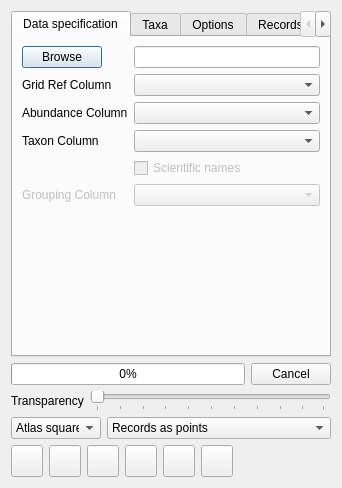
Qt form TomBio/ui_biorec.ui (FieldStudiesCouncil/QGIS-Biological-Recording-Tools) before a commit.
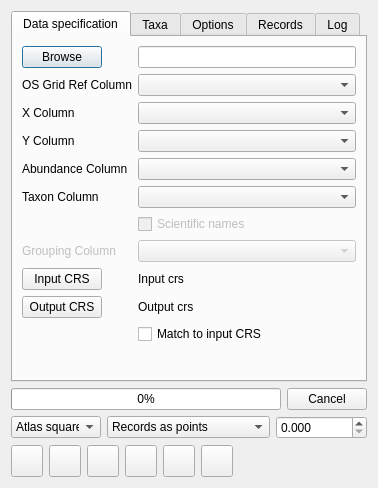
The same form after that commit. Icons and pictures are not drawn.

Patch:
```diff
--- a/TomBio/ui_biorec.ui
+++ b/TomBio/ui_biorec.ui
@@ -6,7 +6,7 @@
    <rect>
     <x>0</x>
     <y>0</y>
-    <width>342</width>
+    <width>360</width>
     <height>488</height>
    </rect>
   </property>
@@ -23,36 +23,7 @@
       <attribute name="title">
        <string>Data specification</string>
       </attribute>
-      <layout class="QFormLayout" name="formLayout_2">
-       <property name="fieldGrowthPolicy">
-        <enum>QFormLayout::AllNonFixedFieldsGrow</enum>
-       </property>
-       <item row="0" column="1">
-        <widget class="QLineEdit" name="leFilename">
-         <property name="sizePolicy">
-          <sizepolicy hsizetype="Expanding" vsizetype="Fixed">
-           <horstretch>0</horstretch>
-           <verstretch>0</verstretch>
-          </sizepolicy>
-         </property>
-         <property name="toolTip">
-          <string/>
-         </property>
-        </widget>
-       </item>
-       <item row="1" column="1">
-        <widget class="QComboBox" name="cboGridRefCol">
-         <property name="sizePolicy">
-          <sizepolicy hsizetype="Expanding" vsizetype="Fixed">
-           <horstretch>0</horstretch>
-           <verstretch>0</verstretch>
-          </sizepolicy>
-         </property>
-         <property name="toolTip">
-          <string>Select column containing OS grid reference</string>
-         </property>
-        </widget>
-       </item>
+      <layout class="QFormLayout" name="formLayout">
        <item row="0" column="0">
         <widget class="QPushButton" name="butBrowse">
          <property name="enabled">
@@ -72,15 +43,28 @@
          </property>
         </widget>
        </item>
-       <item row="1" column="0">
+       <item row="0" column="1">
+        <widget class="QLineEdit" name="leFilename">
+         <property name="sizePolicy">
+          <sizepolicy hsizetype="Expanding" vsizetype="Fixed">
+           <horstretch>0</horstretch>
+           <verstretch>0</verstretch>
+          </sizepolicy>
+         </property>
+         <property name="toolTip">
+          <string/>
+         </property>
+        </widget>
+       </item>
+       <item row="2" column="0">
         <widget class="QLabel" name="lblGridRefCol">
          <property name="text">
-          <string>Grid Ref Column</string>
+          <string>OS Grid Ref Column</string>
          </property>
         </widget>
        </item>
        <item row="2" column="1">
-        <widget class="QComboBox" name="cboAbundanceCol">
+        <widget class="QComboBox" name="cboGridRefCol">
          <property name="sizePolicy">
           <sizepolicy hsizetype="Expanding" vsizetype="Fixed">
            <horstretch>0</horstretch>
@@ -92,15 +76,55 @@
          </property>
         </widget>
        </item>
-       <item row="2" column="0">
+       <item row="3" column="0">
+        <widget class="QLabel" name="lblXCol">
+         <property name="text">
+          <string>X Column</string>
+         </property>
+        </widget>
+       </item>
+       <item row="3" column="1">
+        <widget class="QComboBox" name="cboXCol">
+         <property name="sizePolicy">
+          <sizepolicy hsizetype="Expanding" vsizetype="Fixed">
+           <horstretch>0</horstretch>
+           <verstretch>0</verstretch>
+          </sizepolicy>
+         </property>
+         <property name="toolTip">
+          <string>Select column containing X value</string>
+         </property>
+        </widget>
+       </item>
+       <item row="4" column="0">
+        <widget class="QLabel" name="lblYCol">
+         <property name="text">
+          <string>Y Column</string>
+         </property>
+        </widget>
+       </item>
+       <item row="4" column="1">
+        <widget class="QComboBox" name="cboYCol">
+         <property name="sizePolicy">
+          <sizepolicy hsizetype="Expanding" vsizetype="Fixed">
+           <horstretch>0</horstretch>
+           <verstretch>0</verstretch>
+          </sizepolicy>
+         </property>
+         <property name="toolTip">
+          <string>Select column containing Y value</string>
+         </property>
+        </widget>
+       </item>
+       <item row="5" column="0">
         <widget class="QLabel" name="lblAbundanceColumn">
          <property name="text">
           <string>Abundance Column</string>
          </property>
         </widget>
        </item>
-       <item row="3" column="1">
-        <widget class="QComboBox" name="cboTaxonCol">
+       <item row="5" column="1">
+        <widget class="QComboBox" name="cboAbundanceCol">
          <property name="sizePolicy">
           <sizepolicy hsizetype="Expanding" vsizetype="Fixed">
            <horstretch>0</horstretch>
@@ -112,14 +136,27 @@
          </property>
         </widget>
        </item>
-       <item row="3" column="0">
+       <item row="6" column="0">
         <widget class="QLabel" name="lblTaxonCol">
          <property name="text">
           <string>Taxon Column</string>
          </property>
         </widget>
        </item>
-       <item row="4" column="1">
+       <item row="6" column="1">
+        <widget class="QComboBox" name="cboTaxonCol">
+         <property name="sizePolicy">
+          <sizepolicy hsizetype="Expanding" vsizetype="Fixed">
+           <horstretch>0</horstretch>
+           <verstretch>0</verstretch>
+          </sizepolicy>
+         </property>
+         <property name="toolTip">
+          <string>Select column with species names</string>
+         </property>
+        </widget>
+       </item>
+       <item row="7" column="1">
         <widget class="QCheckBox" name="cbIsScientific">
          <property name="enabled">
           <bool>false</bool>
@@ -135,23 +172,7 @@
          </property>
         </widget>
        </item>
-       <item row="5" column="1">
-        <widget class="QComboBox" name="cboGroupingCol">
-         <property name="enabled">
-          <bool>false</bool>
-         </property>
-         <property name="sizePolicy">
-          <sizepolicy hsizetype="Expanding" vsizetype="Fixed">
-           <horstretch>0</horstretch>
-           <verstretch>0</verstretch>
-          </sizepolicy>
-         </property>
-         <property name="toolTip">
-          <string>Optionally select a grouping column</string>
-         </property>
-        </widget>
-       </item>
-       <item row="5" column="0">
+       <item row="9" column="0">
         <widget class="QLabel" name="lblGroupingCol">
          <property name="enabled">
           <bool>false</bool>
@@ -161,6 +182,121 @@
          </property>
         </widget>
        </item>
+       <item row="9" column="1">
+        <widget class="QComboBox" name="cboGroupingCol">
+         <property name="enabled">
+          <bool>false</bool>
+         </property>
+         <property name="sizePolicy">
+          <sizepolicy hsizetype="Expanding" vsizetype="Fixed">
+           <horstretch>0</horstretch>
+           <verstretch>0</verstretch>
+          </sizepolicy>
+         </property>
+         <property name="toolTip">
+          <string>Optionally select a grouping column</string>
+         </property>
+        </widget>
+       </item>
+       <item row="10" column="0">
+        <widget class="QPushButton" name="pbInputCRS">
+         <property name="sizePolicy">
+          <sizepolicy hsizetype="Fixed" vsizetype="Fixed">
+           <horstretch>0</horstretch>
+           <verstretch>0</verstretch>
+          </sizepolicy>
+         </property>
+         <property name="minimumSize">
+          <size>
+           <width>0</width>
+           <height>0</height>
+          </size>
+         </property>
+         <property name="maximumSize">
+          <size>
+           <width>90</width>
+           <height>23</height>
+          </size>
+         </property>
+         <property name="toolTip">
+          <string>Select input CRS when X and Y columns are selected </string>
+         </property>
+         <property name="text">
+          <string>Input CRS</string>
+         </property>
+        </widget>
+       </item>
+       <item row="10" column="1">
+        <widget class="QLabel" name="lblInputCRS">
+         <property name="text">
+          <string>Input crs</string>
+         </property>
+        </widget>
+       </item>
+       <item row="11" column="0">
+        <widget class="QPushButton" name="pbOutputCRS">
+         <property name="sizePolicy">
+          <sizepolicy hsizetype="Fixed" vsizetype="Fixed">
+           <horstretch>0</horstretch>
+           <verstretch>0</verstretch>
+          </sizepolicy>
+         </property>
+         <property name="minimumSize">
+          <size>
+           <width>0</width>
+           <height>0</height>
+          </size>
+         </property>
+         <property name="maximumSize">
+          <size>
+           <width>90</width>
+           <height>23</height>
+          </size>
+         </property>
+         <property name="toolTip">
+          <string>Select output CRS when X and Y columns are selected </string>
+         </property>
+         <property name="text">
+          <string>Output CRS</string>
+         </property>
+        </widget>
+       </item>
+       <item row="11" column="1">
+        <widget class="QLabel" name="lblOutputCRS">
+         <property name="text">
+          <string>Output crs</string>
+         </property>
+        </widget>
+       </item>
+       <item row="12" column="1">
+        <widget class="QCheckBox" name="cbMatchCRS">
+         <property name="enabled">
+          <bool>true</bool>
+         </property>
+         <property name="toolTip">
+          <string>Select if taxon column contains scientific binomials</string>
+         </property>
+         <property name="text">
+          <string>Match to input CRS</string>
+         </property>
+         <property name="checked">
+          <bool>false</bool>
+         </property>
+        </widget>
+       </item>
+       <item row="13" column="1">
+        <spacer name="verticalSpacer_2">
+         <property name="orientation">
+          <enum>Qt::Vertical</enum>
+         </property>
+         <property name="sizeHint" stdset="0">
+          <size>
+           <width>20</width>
+           <height>84</height>
+          </size>
+         </property>
+        </spacer>
+       </item>
       </layout>
      </widget>
      <widget class="QWidget" name="tab_3">
@@ -398,6 +534,30 @@
          </property>
         </widget>
        </item>
+       <item>
+        <layout class="QHBoxLayout" name="horizontalLayout_8">
+         <item>
+          <widget class="QLabel" name="label_2">
+           <property name="text">
+            <string>Transparency</string>
+           </property>
+          </widget>
+         </item>
+         <item>
+          <widget class="QSlider" name="hsLayerTransparency">
+           <property name="orientation">
+            <enum>Qt::Horizontal</enum>
+           </property>
+           <property name="tickPosition">
+            <enum>QSlider::TicksBelow</enum>
+           </property>
+           <property name="tickInterval">
+            <number>10</number>
+           </property>
+          </widget>
+         </item>
+        </layout>
+       </item>
        <item>
         <layout class="QHBoxLayout" name="horizontalLayout_3">
          <item>
@@ -534,30 +694,6 @@
      </item>
     </layout>
    </item>
-   <item>
-    <layout class="QHBoxLayout" name="horizontalLayout_8">
-     <item>
-      <widget class="QLabel" name="label_2">
-       <property name="text">
-        <string>Transparency</string>
-       </property>
-      </widget>
-     </item>
-     <item>
-      <widget class="QSlider" name="hsLayerTransparency">
-       <property name="orientation">
-        <enum>Qt::Horizontal</enum>
-       </property>
-       <property name="tickPosition">
-        <enum>QSlider::TicksBelow</enum>
-       </property>
-       <property name="tickInterval">
-        <number>10</number>
-       </property>
-      </widget>
-     </item>
-    </layout>
-   </item>
    <item>
     <layout class="QHBoxLayout" name="horizontalLayout_5">
      <item>
@@ -646,6 +782,27 @@
          <string>10 km atlas (hectads)</string>
         </property>
        </item>
+       <item>
+        <property name="text">
+         <string>User-defined atlas size:</string>
+        </property>
+       </item>
+      </widget>
+     </item>
+     <item>
+      <widget class="QDoubleSpinBox" name="dsbGridSize">
+       <property name="toolTip">
+        <string>&lt;html&gt;&lt;head/&gt;&lt;body&gt;&lt;p&gt;Grid size for atlas - specify in units used by output CRS&lt;/p&gt;&lt;/body&gt;&lt;/html&gt;</string>
+       </property>
+       <property name="decimals">
+        <number>3</number>
+       </property>
+       <property name="maximum">
+        <double>100000000.000000000000000</double>
+       </property>
+       <property name="singleStep">
+        <double>100.000000000000000</double>
+       </property>
       </widget>
      </item>
     </layout>
```
Left out of the diff: 17 changed lines with no effect on the pictures.
